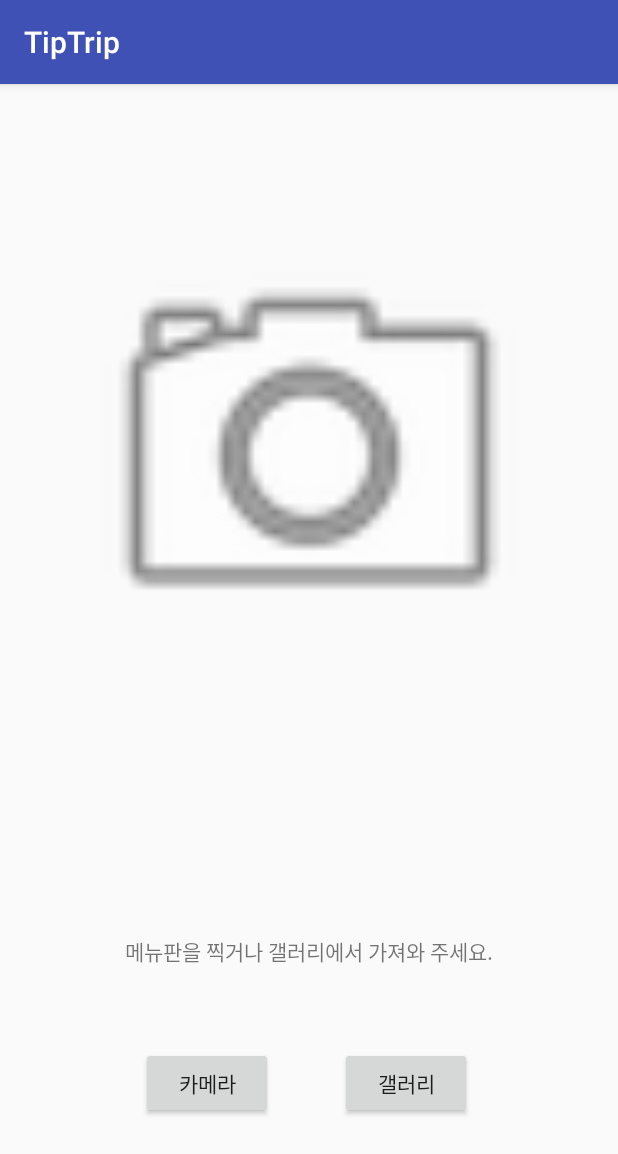
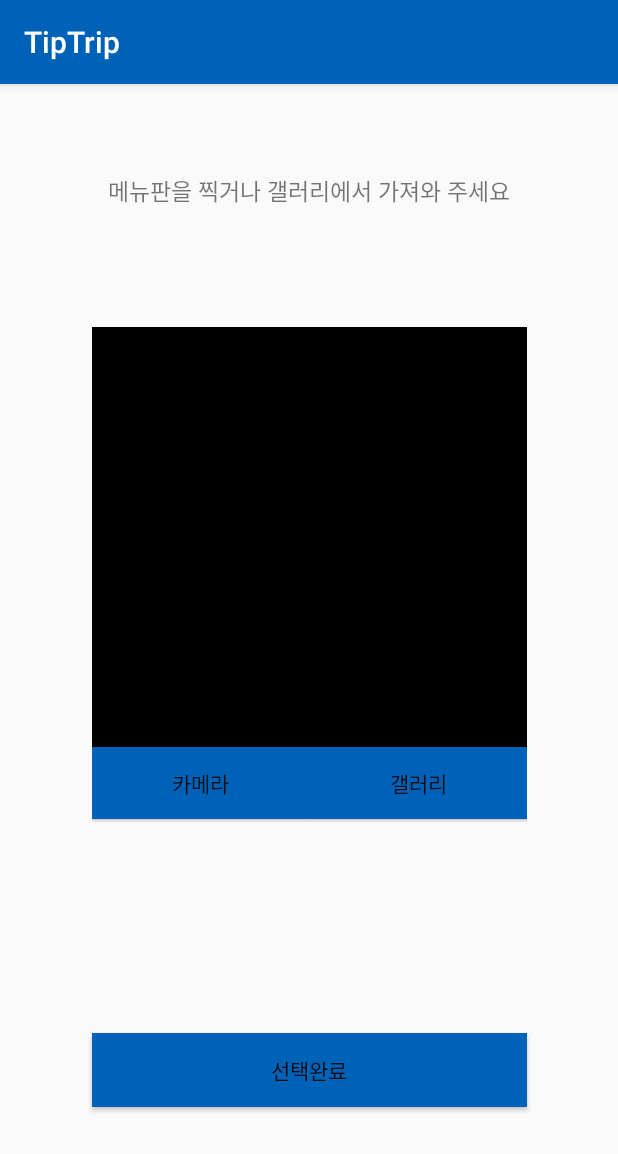
Before and after one commit to heojoung2/Android, an Android app: the SelectMenuImageActivity screen opened directly, with no data from a screen before it, on a phone screen of 412 x 824 dp. Shown: the top 1154 px of the screen. Run offline under Robolectric (Android 15) with nearby library versions, the phone set to English and light mode, and no system bars.

Commit message:
액티비티 이름변경 및 UI 변경

```diff
--- a/TipTrip/app/src/main/AndroidManifest.xml
+++ b/TipTrip/app/src/main/AndroidManifest.xml
@@ -16,7 +16,6 @@
         android:roundIcon="@mipmap/ic_launcher_round"
         android:supportsRtl="true"
         android:theme="@style/AppTheme">
-
         <activity android:name=".MainActivity">
             <intent-filter>
                 <action android:name="android.intent.action.MAIN" />
@@ -24,23 +23,23 @@
                 <category android:name="android.intent.category.LAUNCHER" />
             </intent-filter>
         </activity>
-
-        <activity android:name=".MenuActivity"></activity>
-        <activity android:name=".HouseholdActivity"></activity>
-        <activity android:name=".TouristsiteActivity"></activity>
-        <activity android:name=".DailogActivity"></activity>
+        <activity android:name=".SelectMenuImageActivity" />
+        <activity android:name=".HouseholdActivity" />
+        <activity android:name=".TouristsiteActivity" />
+        <activity android:name=".DailogActivity" />
 
         <!-- 카메라 부분에서 file:// → content://로 경로를 바꿔서 사용 -->
         <provider
             android:name="android.support.v4.content.FileProvider"
             android:authorities="com.shuvic.alumni.cameraalbum"
             android:exported="false"
-            android:grantUriPermissions="true" >
+            android:grantUriPermissions="true">
             <meta-data
                 android:name="android.support.FILE_PROVIDER_PATHS"
                 android:resource="@xml/file_paths" />
         </provider>
 
+        <activity android:name=".DetectMenuActivity"></activity>
     </application>
 
 </manifest>
--- a/TipTrip/app/src/main/java/com/example/heo/tiptrip/MainActivity.java
+++ b/TipTrip/app/src/main/java/com/example/heo/tiptrip/MainActivity.java
@@ -14,7 +14,7 @@ public class MainActivity extends AppCompatActivity {
     }
 
     public void onButtonClick_menu(View v){
-        Intent intent = new Intent(getApplicationContext(), MenuActivity.class);
+        Intent intent = new Intent(getApplicationContext(), SelectMenuImageActivity.class);
         startActivity(intent);
     }
     public void onButtonClick_household(View v){
--- a/TipTrip/app/src/main/java/com/example/heo/tiptrip/MenuActivity.java
+++ b/TipTrip/app/src/main/java/com/example/heo/tiptrip/SelectMenuImageActivity.java
@@ -12,12 +12,12 @@ import android.provider.Settings;
 import android.support.annotation.NonNull;
 import android.support.v4.app.ActivityCompat;
 import android.support.v4.content.ContextCompat;
-import android.support.v4.content.FileProvider;
 import android.support.v7.app.AlertDialog;
 import android.support.v7.app.AppCompatActivity;
 import android.util.Log;
 import android.view.View;
 import android.widget.ImageView;
+
 import android.widget.Toast;
 
 import java.io.File;
@@ -26,7 +26,7 @@ import java.text.SimpleDateFormat;
 import java.util.Date;
 
 
-public class MenuActivity extends AppCompatActivity {
+public class SelectMenuImageActivity extends AppCompatActivity {
 
     public static final int PERMISSION_CAMERA = 0;
     public static final int CAMERA_CODE = 1;
@@ -42,9 +42,9 @@ public class MenuActivity extends AppCompatActivity {
     @Override
     protected void onCreate(Bundle savedInstanceState) {
         super.onCreate(savedInstanceState);
-        setContentView(R.layout.activity_menu);
+        setContentView(R.layout.activity_select_menu_image);
 
-        imageView = (ImageView)findViewById(R.id.image_view);
+        imageView = (ImageView)findViewById(R.id.imageView);
 
         checkPermission();
     }
@@ -122,12 +122,12 @@ public class MenuActivity extends AppCompatActivity {
         Uri contentURI = Uri.fromFile(file);
 
         mediaScanIntent.setData(contentURI);
-//        sendBroadcast(mediaScanIntent);
+        sendBroadcast(mediaScanIntent);
 
-//        Toast.makeText(this, "사진이 앨범에 저장되었습니다!", Toast.LENGTH_SHORT).show();
+        Toast.makeText(this, "사진이 앨범에 저장되었습니다!", Toast.LENGTH_SHORT).show();
     }
 
-    // 카메라 전용 CROP
+    // CROP
     public void cropImage(){
         Log.i("cropImage", "Call");
         Log.i("cropImage", "photoURI: " + photoURI + " / albumURI: " + albumURI);
@@ -141,14 +141,21 @@ public class MenuActivity extends AppCompatActivity {
 
         cropIntent.setDataAndType(photoURI, "image/*");
 
-//        cropIntent.putExtra("outputX", 200);   // CROP한 이미지의 x축 크기
-//        cropIntent.putExtra("outputY", 200);   // CROP한 이미지의 y축 크기
+        cropIntent.putExtra("outputX", 200);   // CROP한 이미지의 x축 크기
+        cropIntent.putExtra("outputY", 200);   // CROP한 이미지의 y축 크기
         cropIntent.putExtra("aspectX", 1);     // CROP box의 x축 비율
         cropIntent.putExtra("aspectY", 1);     // CROP box의 y축 비율
         cropIntent.putExtra("scale", false);
         cropIntent.putExtra("output", albumURI);   // 크랍된 이미지를 해당 경로에 저장
 
         startActivityForResult(cropIntent, CROP_CODE);
+    }
+
+
+    // 갤러리 버튼 눌렀을 때
+    public void onButtonClick_select(View v){
+        Intent intent = new Intent(getApplicationContext(), DetectMenuActivity.class);
+        startActivity(intent);
     }
 
 
@@ -167,7 +174,7 @@ public class MenuActivity extends AppCompatActivity {
                     }
                 }
                 else{
-                    Toast.makeText(MenuActivity.this, "카메라를 취소하였습니다.", Toast.LENGTH_SHORT).show();
+                    Toast.makeText(SelectMenuImageActivity.this, "카메라를 취소하였습니다.", Toast.LENGTH_SHORT).show();
                 }
                 break;
 
@@ -240,7 +247,7 @@ public class MenuActivity extends AppCompatActivity {
                 for(int i=0; i<grantResults.length; i++){
                     // grantResults[] : 허용된 권한은 0, 거부한 권한은 -1
                     if(grantResults[i] < 0){
-                        Toast.makeText(MenuActivity.this, "해당 권한을 활성화 하셔야 합니다.", Toast.LENGTH_SHORT).show();
+                        Toast.makeText(SelectMenuImageActivity.this, "해당 권한을 활성화 하셔야 합니다.", Toast.LENGTH_SHORT).show();
                         return;
                     }
                 }
--- a/TipTrip/app/src/main/res/layout/activity_menu.xml
+++ /dev/null
@@ -1,60 +0,0 @@
-<?xml version="1.0" encoding="utf-8"?>
-<android.support.constraint.ConstraintLayout
-    xmlns:android="http://schemas.android.com/apk/res/android"
-    xmlns:app="http://schemas.android.com/apk/res-auto"
-    xmlns:tools="http://schemas.android.com/tools"
-    android:layout_width="match_parent"
-    android:layout_height="match_parent"
-    tools:context="com.example.heo.tiptrip.MenuActivity">
-
-    <ImageView
-        android:id="@+id/image_view"
-        android:layout_width="315dp"
-        android:layout_height="325dp"
-        app:srcCompat="@android:drawable/ic_menu_camera"
-        app:layout_constraintBottom_toBottomOf="parent"
-        app:layout_constraintLeft_toLeftOf="parent"
-        app:layout_constraintRight_toRightOf="parent"
-        app:layout_constraintTop_toTopOf="parent"
-        app:layout_constraintHorizontal_bias="0.5"
-        app:layout_constraintVertical_bias="0.18" />
-
-    <Button
-        android:id="@+id/camera_button"
-        android:layout_width="wrap_content"
-        android:layout_height="wrap_content"
-        android:onClick="onButtonClick_camera"
-        android:text="카메라"
-        app:layout_constraintBottom_toBottomOf="parent"
-        app:layout_constraintLeft_toLeftOf="parent"
-        app:layout_constraintRight_toRightOf="parent"
-        app:layout_constraintTop_toTopOf="parent"
-        app:layout_constraintHorizontal_bias="0.29"
-        app:layout_constraintVertical_bias="0.892" />
-
-    <Button
-        android:id="@+id/gallery_button"
-        android:layout_width="wrap_content"
-        android:layout_height="wrap_content"
-        android:onClick="onButtonClick_gallery"
-        android:text="갤러리"
-        app:layout_constraintBottom_toBottomOf="parent"
-        app:layout_constraintLeft_toLeftOf="parent"
-        app:layout_constraintRight_toRightOf="parent"
-        app:layout_constraintTop_toTopOf="parent"
-        app:layout_constraintHorizontal_bias="0.7"
-        app:layout_constraintVertical_bias="0.892" />
-
-    <TextView
-        android:id="@+id/text_view"
-        android:layout_width="wrap_content"
-        android:layout_height="wrap_content"
-        android:text="메뉴판을 찍거나 갤러리에서 가져와 주세요."
-        app:layout_constraintBottom_toBottomOf="parent"
-        app:layout_constraintLeft_toLeftOf="parent"
-        app:layout_constraintRight_toRightOf="parent"
-        app:layout_constraintTop_toTopOf="parent"
-        app:layout_constraintHorizontal_bias="0.5"
-        app:layout_constraintVertical_bias="0.76" />
-
-</android.support.constraint.ConstraintLayout>
--- /dev/null
+++ b/TipTrip/app/src/main/res/layout/activity_select_menu_image.xml
@@ -0,0 +1,82 @@
+<?xml version="1.0" encoding="utf-8"?>
+<android.support.constraint.ConstraintLayout
+    xmlns:android="http://schemas.android.com/apk/res/android"
+    xmlns:app="http://schemas.android.com/apk/res-auto"
+    xmlns:tools="http://schemas.android.com/tools"
+    android:layout_width="match_parent"
+    android:layout_height="match_parent"
+    tools:context="com.example.heo.tiptrip.SelectMenuImageActivity">
+
+    <TextView
+        android:id="@+id/textView"
+        android:layout_width="wrap_content"
+        android:layout_height="wrap_content"
+        android:text="메뉴판을 찍거나 갤러리에서 가져와 주세요"
+        android:textSize="15sp"
+        app:layout_constraintBottom_toBottomOf="parent"
+        app:layout_constraintLeft_toLeftOf="parent"
+        app:layout_constraintRight_toRightOf="parent"
+        app:layout_constraintTop_toTopOf="parent"
+        app:layout_constraintHorizontal_bias="0.5"
+        app:layout_constraintVertical_bias="0.08" />
+
+    <Button
+        android:id="@+id/select_button"
+        android:layout_width="290dp"
+        android:layout_height="49dp"
+        android:background="@color/colorPrimary"
+        android:onClick="onButtonClick_select"
+        android:text="선택완료"
+        app:layout_constraintBottom_toBottomOf="parent"
+        app:layout_constraintHorizontal_bias="0.5"
+        app:layout_constraintLeft_toLeftOf="parent"
+        app:layout_constraintRight_toRightOf="parent"
+        app:layout_constraintTop_toTopOf="parent"
+        app:layout_constraintVertical_bias="0.88" />
+
+    <LinearLayout
+        android:layout_width="290dp"
+        android:layout_height="330dp"
+        android:orientation="vertical"
+        app:layout_constraintBottom_toBottomOf="parent"
+        app:layout_constraintHorizontal_bias="0.5"
+        app:layout_constraintLeft_toLeftOf="parent"
+        app:layout_constraintRight_toRightOf="parent"
+        app:layout_constraintTop_toTopOf="parent"
+        app:layout_constraintVertical_bias="0.37">
+
+        <ImageView
+            android:id="@+id/imageView"
+            android:layout_width="match_parent"
+            android:layout_height="280dp"
+            android:adjustViewBounds="true"
+            app:srcCompat="@android:color/background_dark" />
+
+        <LinearLayout
+            android:layout_width="290dp"
+            android:layout_height="match_parent"
+            android:layout_weight="0.5"
+            android:orientation="horizontal">
+
+            <Button
+                android:id="@+id/camera_button"
+                android:layout_width="wrap_content"
+                android:layout_height="wrap_content"
+                android:layout_weight="1"
+                android:background="@color/colorPrimary"
+                android:onClick="onButtonClick_camera"
+                android:text="카메라" />
+
+            <Button
+                android:id="@+id/gallery_button"
+                android:layout_width="wrap_content"
+                android:layout_height="wrap_content"
+                android:layout_weight="1"
+                android:background="@color/colorPrimary"
+                android:onClick="onButtonClick_gallery"
+                android:text="갤러리" />
+        </LinearLayout>
+
+    </LinearLayout>
+
+</android.support.constraint.ConstraintLayout>
--- a/TipTrip/app/src/main/res/values/colors.xml
+++ b/TipTrip/app/src/main/res/values/colors.xml
@@ -1,6 +1,6 @@
 <?xml version="1.0" encoding="utf-8"?>
 <resources>
-    <color name="colorPrimary">#3F51B5</color>
+    <color name="colorPrimary">#0062B6</color>
     <color name="colorPrimaryDark">#303F9F</color>
     <color name="colorAccent">#FF4081</color>
 </resources>
```
